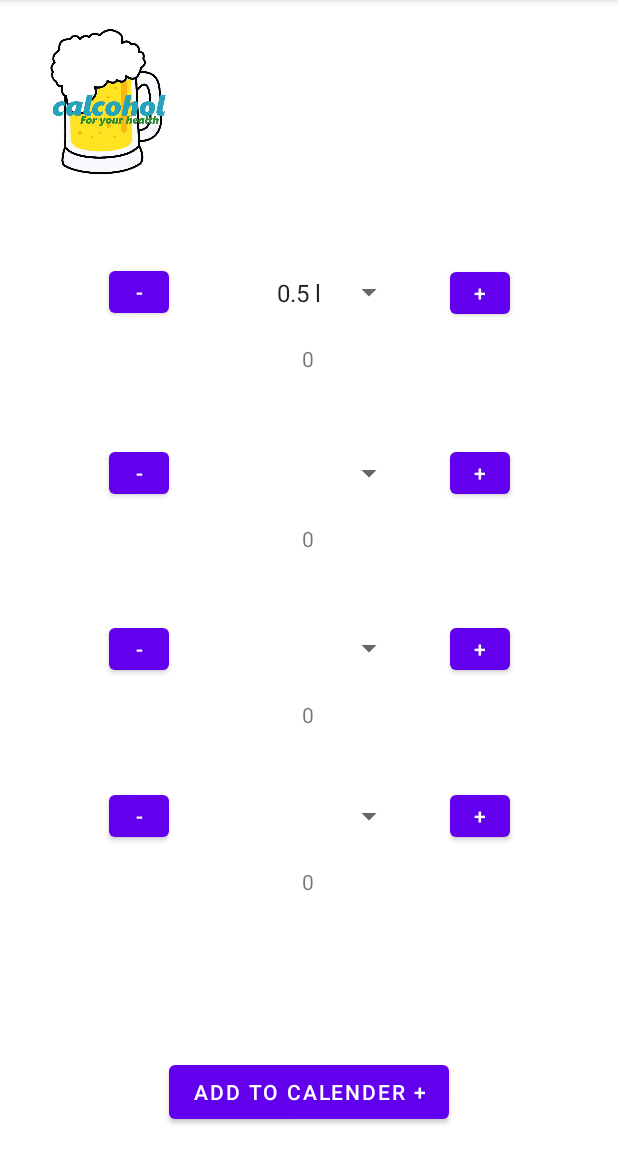
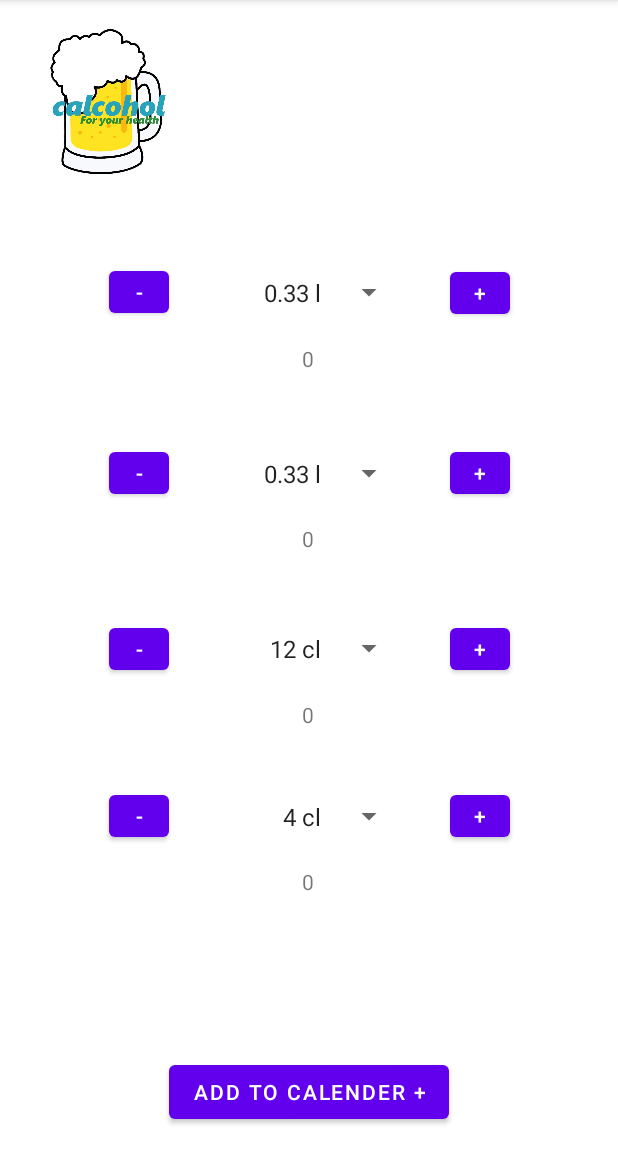
Before and after one commit to metepg/Calcohol, an Android app: the MainView screen opened directly, with no data from a screen before it, on a phone screen of 412 x 824 dp, the part 84-1236 px from its top. Run offline under Robolectric (Android 15) with nearby library versions, the phone set to English and light mode, and no system bars.

Commit message:
Main näkymä päivittyy oikein kun juomia lisätään

```diff
--- a/app/src/main/java/com/example/projekti/MainView.java
+++ b/app/src/main/java/com/example/projekti/MainView.java
@@ -14,18 +14,61 @@ public class MainView extends AppCompatActivity {
     private Counter strong = new Counter();
     private Counter wine = new Counter();
     private Counter liquor = new Counter();
+    private Calc total;
 
+    TextView softText;
+    TextView strongText;
+    TextView wineText;
+    TextView liquorText;
+    TextView totalText;
+
+    Spinner softPortion;
+    Spinner strongPortion;
+    Spinner winePortion;
+    Spinner liquorPortion;
 
     @Override
     protected void onCreate(Bundle savedInstanceState) {
         super.onCreate(savedInstanceState);
         setContentView(R.layout.activity_main_view);
 
-        Spinner spinner = (Spinner) findViewById(R.id.spinner2);
-        ArrayAdapter<CharSequence> adapter = ArrayAdapter.createFromResource(this,
+        Spinner softVal = findViewById(R.id.softSpinner);
+        ArrayAdapter<CharSequence> soft = ArrayAdapter.createFromResource(this,
                 R.array.softdrink, android.R.layout.simple_spinner_item);
-        adapter.setDropDownViewResource(android.R.layout.simple_spinner_dropdown_item);
-        spinner.setAdapter(adapter);
+        soft.setDropDownViewResource(android.R.layout.simple_spinner_dropdown_item);
+        softVal.setAdapter(soft);
+
+        Spinner strongVal = findViewById(R.id.strongSpinner);
+        ArrayAdapter<CharSequence> strong = ArrayAdapter.createFromResource(this,
+                R.array.strongdrink, android.R.layout.simple_spinner_item);
+        strong.setDropDownViewResource(android.R.layout.simple_spinner_dropdown_item);
+        strongVal.setAdapter(strong);
+
+        Spinner wineVal = findViewById(R.id.wineSpinner);
+        ArrayAdapter<CharSequence> wine = ArrayAdapter.createFromResource(this,
+                R.array.winedrink, android.R.layout.simple_spinner_item);
+        wine.setDropDownViewResource(android.R.layout.simple_spinner_dropdown_item);
+        wineVal.setAdapter(wine);
+
+        Spinner liquorVal = findViewById(R.id.liquorSpinner);
+        ArrayAdapter<CharSequence> liquor = ArrayAdapter.createFromResource(this,
+                R.array.liquordrink, android.R.layout.simple_spinner_item);
+        liquor.setDropDownViewResource(android.R.layout.simple_spinner_dropdown_item);
+        liquorVal.setAdapter(liquor);
+
+
+        softText = findViewById(R.id.softText);
+        strongText = findViewById(R.id.strongText);
+        wineText = findViewById(R.id.wineText);
+        liquorText = findViewById(R.id.liquorText);
+        totalText = findViewById(R.id.totalText);
+
+        softPortion = findViewById(R.id.softSpinner);
+        strongPortion = findViewById(R.id.strongSpinner);
+        winePortion = findViewById(R.id.wineSpinner);
+        liquorPortion = findViewById(R.id.liquorSpinner);
+
+        total = new Calc("man",50);
     }
 
     // Päivitä tekstikenttä annetun idn ja counterin mukaan
@@ -38,21 +81,27 @@ public class MainView extends AppCompatActivity {
         switch (view.getId()) {
             case R.id.softPlus:
                 soft.add();
+                total.addSoft(getPortion(softPortion.getSelectedItem().toString()));
                 updateField(findViewById(R.id.softText), soft);
                 break;
             case R.id.strongPlus:
                 strong.add();
+                total.addStrong(getPortion(strongPortion.getSelectedItem().toString()));
                 updateField(findViewById(R.id.strongText), strong);
                 break;
             case R.id.winePlus:
                 wine.add();
+                total.addWine(getPortion(winePortion.getSelectedItem().toString()));
                 updateField(findViewById(R.id.wineText), wine);
                 break;
             case R.id.liquorPlus:
                 liquor.add();
+                total.addLiquor(getPortion(liquorPortion.getSelectedItem().toString()));
                 updateField(findViewById(R.id.liquorText), liquor);
                 break;
         }
+
+        totalText.setText(total.getAlcoholInBlood());
     }
 
     // Katso minus buttoneista mitä painettu
@@ -60,24 +109,40 @@ public class MainView extends AppCompatActivity {
         switch (view.getId()) {
             case R.id.softMinus:
                 soft.minus();
+                total.addSoft(-getPortion(softPortion.getSelectedItem().toString()));
                 updateField(findViewById(R.id.softText), soft);
                 break;
             case R.id.strongMinus:
                 strong.minus();
+                total.addStrong(-getPortion(strongPortion.getSelectedItem().toString()));
                 updateField(findViewById(R.id.strongText), strong);
                 break;
             case R.id.wineMinus:
                 wine.minus();
+                total.addWine(-getPortion(winePortion.getSelectedItem().toString()));
                 updateField(findViewById(R.id.wineText), wine);
                 break;
             case R.id.liquorMinus:
                 liquor.minus();
+                total.addLiquor(-getPortion(liquorPortion.getSelectedItem().toString()));
                 updateField(findViewById(R.id.liquorText), liquor);
                 break;
         }
+        totalText.setText(total.getAlcoholInBlood());
     }
 
-    public void onSpin(View view) {
-
+    // Palauttaa numeroarvon spinnereiden valintakentästä
+    public int getPortion(String portion) {
+        switch (portion){
+            case "0.33 l":
+                return 330;
+            case "0.5 l":
+                return 500;
+            case "12 cl":
+                return 120;
+            case "4 cl":
+                return 40;
+        }
+        return 0;
     }
 }
--- a/app/src/main/res/layout/activity_main_view.xml
+++ b/app/src/main/res/layout/activity_main_view.xml
@@ -7,7 +7,7 @@
     tools:context=".MainView">
 
     <Spinner
-        android:id="@+id/spinner4"
+        android:id="@+id/liquorSpinner"
         android:layout_width="128dp"
         android:layout_height="42dp"
         android:textAlignment="textEnd"
@@ -31,7 +31,7 @@
         app:layout_constraintBottom_toBottomOf="parent"
         app:layout_constraintEnd_toEndOf="parent"
         app:layout_constraintHorizontal_bias="1.0"
-        app:layout_constraintStart_toEndOf="@+id/spinner2"
+        app:layout_constraintStart_toEndOf="@+id/softSpinner"
         app:layout_constraintTop_toTopOf="parent"
         app:layout_constraintVertical_bias="0.72" />
 
@@ -43,7 +43,7 @@
         android:text="-"
         android:textAlignment="center"
         app:layout_constraintBottom_toBottomOf="parent"
-        app:layout_constraintEnd_toStartOf="@+id/spinner2"
+        app:layout_constraintEnd_toStartOf="@+id/softSpinner"
         app:layout_constraintHorizontal_bias="0.715"
         app:layout_constraintStart_toStartOf="parent"
         app:layout_constraintTop_toTopOf="parent"
@@ -62,7 +62,7 @@
         app:layout_constraintVertical_bias="0.772" />
 
     <Spinner
-        android:id="@+id/spinner3"
+        android:id="@+id/wineSpinner"
         android:layout_width="128dp"
         android:layout_height="42dp"
         android:textAlignment="textEnd"
@@ -86,7 +86,7 @@
         app:layout_constraintBottom_toBottomOf="parent"
         app:layout_constraintEnd_toEndOf="parent"
         app:layout_constraintHorizontal_bias="1.0"
-        app:layout_constraintStart_toEndOf="@+id/spinner2"
+        app:layout_constraintStart_toEndOf="@+id/softSpinner"
         app:layout_constraintTop_toTopOf="parent"
         app:layout_constraintVertical_bias="0.567" />
 
@@ -98,7 +98,7 @@
         android:text="-"
         android:textAlignment="center"
         app:layout_constraintBottom_toBottomOf="parent"
-        app:layout_constraintEnd_toStartOf="@+id/spinner2"
+        app:layout_constraintEnd_toStartOf="@+id/softSpinner"
         app:layout_constraintHorizontal_bias="0.715"
         app:layout_constraintStart_toStartOf="parent"
         app:layout_constraintTop_toTopOf="parent"
@@ -124,7 +124,7 @@
         android:text="-"
         android:textAlignment="center"
         app:layout_constraintBottom_toBottomOf="parent"
-        app:layout_constraintEnd_toStartOf="@+id/spinner2"
+        app:layout_constraintEnd_toStartOf="@+id/softSpinner"
         app:layout_constraintHorizontal_bias="0.715"
         app:layout_constraintStart_toStartOf="parent"
         app:layout_constraintTop_toTopOf="parent"
@@ -141,12 +141,12 @@
         app:layout_constraintBottom_toBottomOf="parent"
         app:layout_constraintEnd_toEndOf="parent"
         app:layout_constraintHorizontal_bias="1.0"
-        app:layout_constraintStart_toEndOf="@+id/spinner2"
+        app:layout_constraintStart_toEndOf="@+id/softSpinner"
         app:layout_constraintTop_toTopOf="parent"
         app:layout_constraintVertical_bias="0.406" />
 
     <Spinner
-        android:id="@+id/spinner"
+        android:id="@+id/strongSpinner"
         android:layout_width="128dp"
         android:layout_height="42dp"
         android:textAlignment="textEnd"
@@ -192,7 +192,7 @@
         app:layout_constraintStart_toStartOf="parent" />
 
     <Spinner
-        android:id="@+id/spinner2"
+        android:id="@+id/softSpinner"
         android:layout_width="128dp"
         android:layout_height="42dp"
         android:textAlignment="textEnd"
@@ -227,7 +227,7 @@
         app:layout_constraintBottom_toBottomOf="parent"
         app:layout_constraintEnd_toEndOf="parent"
         app:layout_constraintHorizontal_bias="1.0"
-        app:layout_constraintStart_toEndOf="@+id/spinner2"
+        app:layout_constraintStart_toEndOf="@+id/softSpinner"
         app:layout_constraintTop_toTopOf="parent"
         app:layout_constraintVertical_bias="0.241" />
 
@@ -239,16 +239,17 @@
         android:text="-"
         android:textAlignment="center"
         app:layout_constraintBottom_toBottomOf="parent"
-        app:layout_constraintEnd_toStartOf="@+id/spinner2"
+        app:layout_constraintEnd_toStartOf="@+id/softSpinner"
         app:layout_constraintHorizontal_bias="0.715"
         app:layout_constraintStart_toStartOf="parent"
         app:layout_constraintTop_toTopOf="parent"
         app:layout_constraintVertical_bias="0.24" />
 
     <TextView
-        android:id="@+id/textView3"
+        android:id="@+id/totalText"
         android:layout_width="200dp"
         android:layout_height="39dp"
+        android:textAlignment="center"
         app:layout_constraintBottom_toBottomOf="parent"
         app:layout_constraintEnd_toEndOf="parent"
         app:layout_constraintHorizontal_bias="0.497"
--- a/app/src/main/res/values/strings.xml
+++ b/app/src/main/res/values/strings.xml
@@ -1,17 +1,17 @@
 <resources>
     <string name="app_name">projekti</string>
     <string-array name="softdrink">
+        <item>0.33 l</item>
         <item>0.5 l</item>
-        <item>0.33 l</item>
     </string-array>
     <string-array name="strongdrink">
+        <item>0.33 l</item>
         <item>0.5 l</item>
-        <item>0.33 l</item>
     </string-array>
     <string-array name="winedrink">
         <item>12 cl</item>
     </string-array>
-    <string-array name="liquor">
+    <string-array name="liquordrink">
     <item>4 cl</item>
 </string-array>
 
```
Also changed, not shown: app/src/main/java/com/example/projekti/Calc.java (+34 -6 lines), app/src/main/java/com/example/projekti/MainActivity.java (+0 -13 lines).
